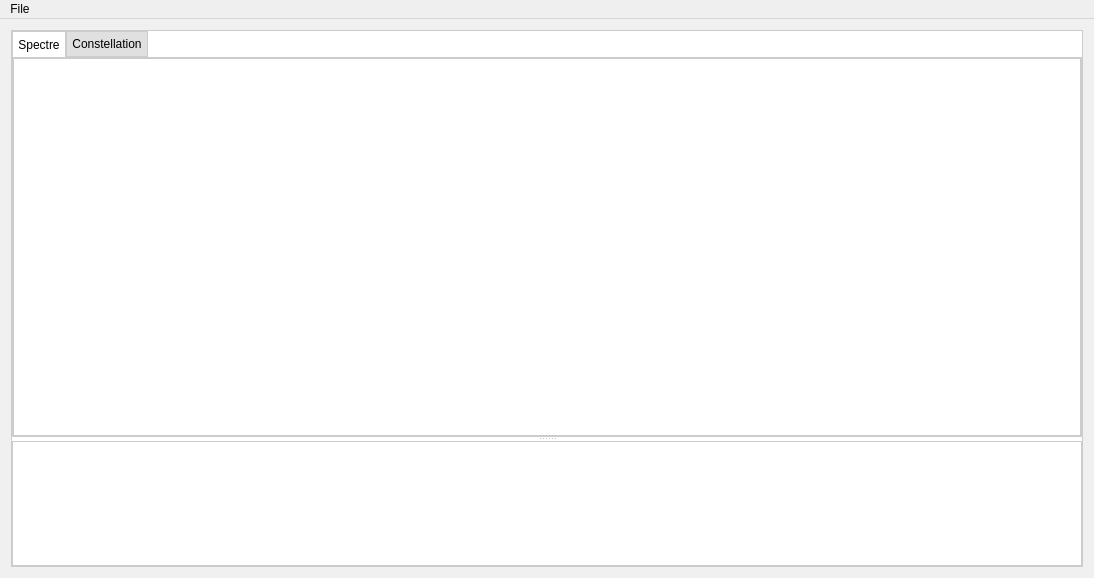
First picture: the form in AquaWave.ui, repository AquaCreatura/AquaWave, before the edit.
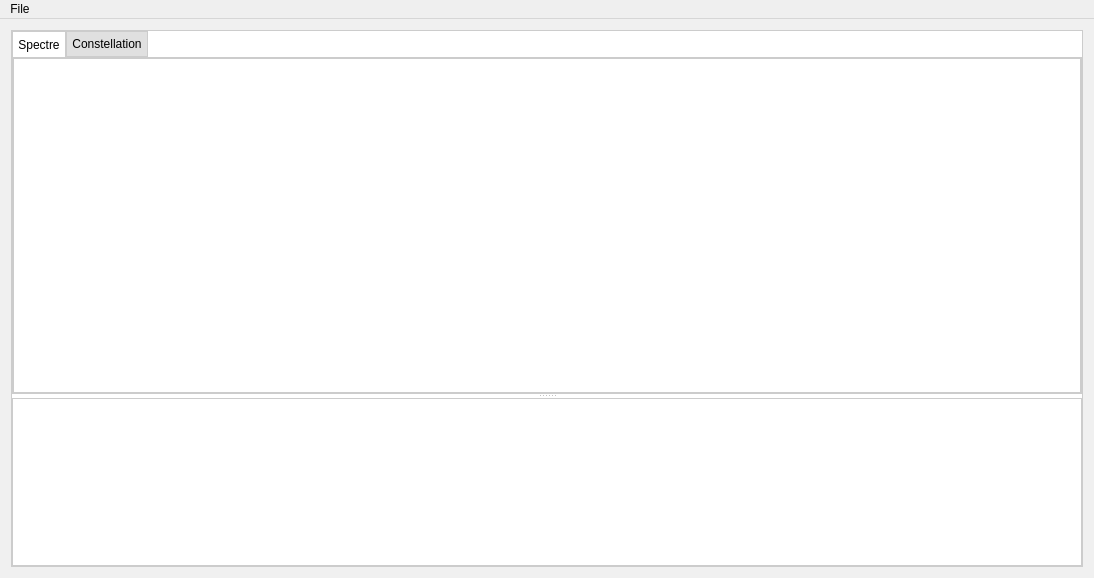
Second picture: the form after the edit.

```diff
--- a/AquaWave.ui
+++ b/AquaWave.ui
@@ -67,7 +67,7 @@
        <property name="sizePolicy">
         <sizepolicy hsizetype="Preferred" vsizetype="Maximum">
          <horstretch>0</horstretch>
-         <verstretch>3</verstretch>
+         <verstretch>2</verstretch>
         </sizepolicy>
        </property>
        <property name="currentIndex">
```
